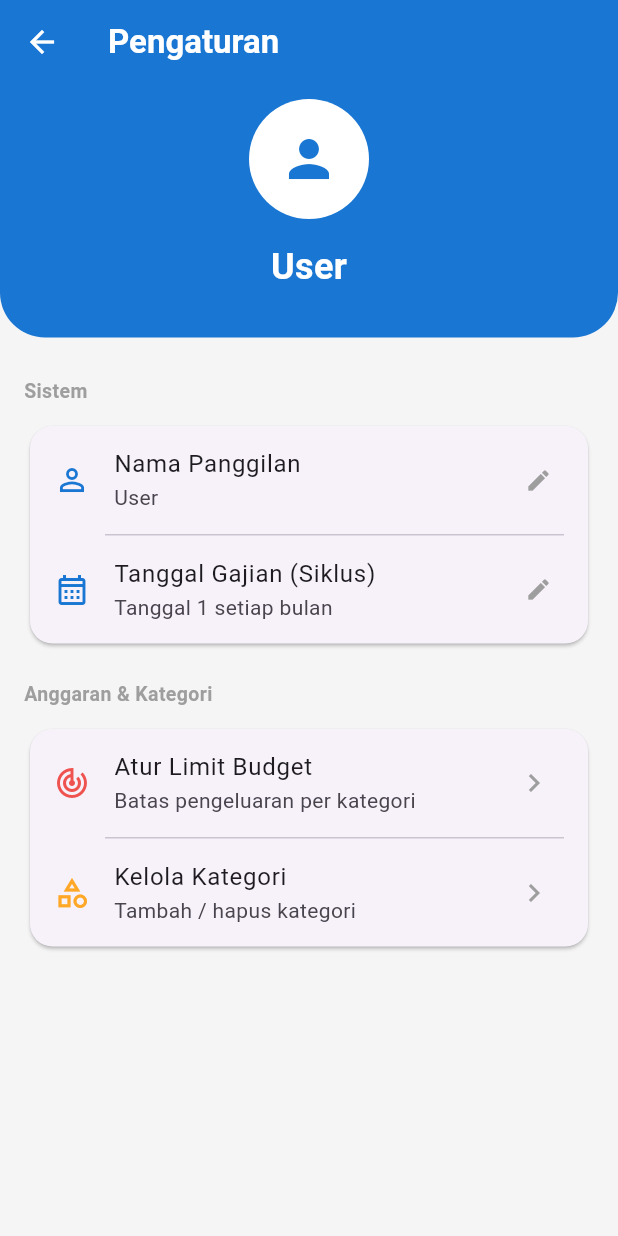
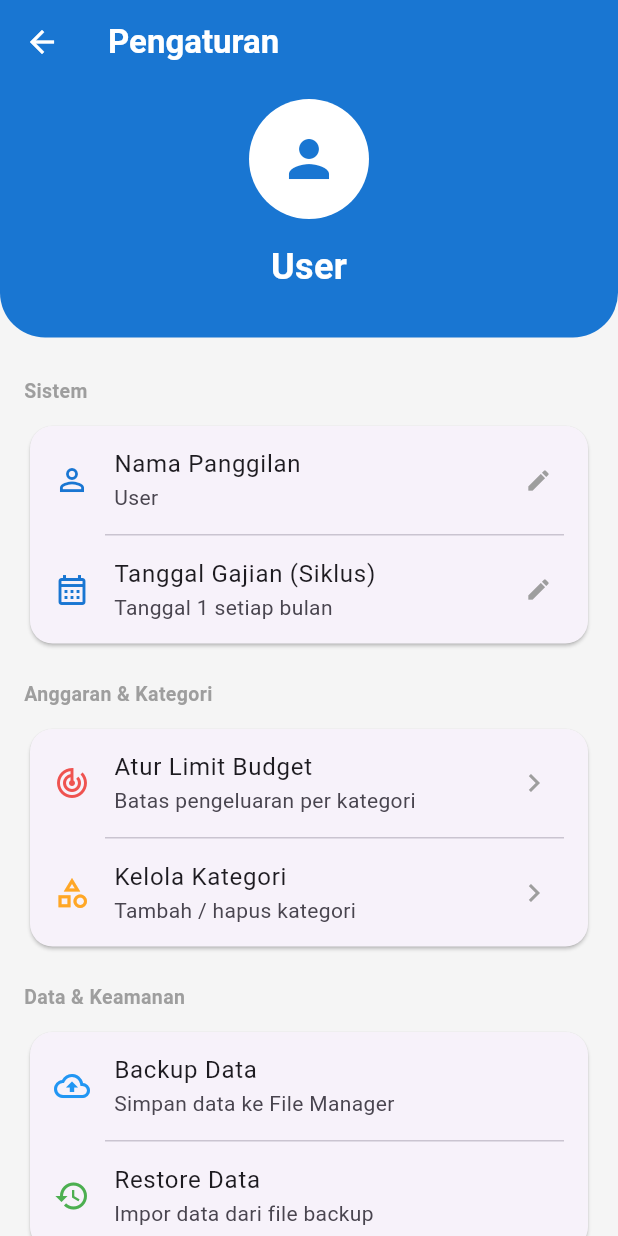
Before and after one commit to rafly28/flutter-budgeting, a Flutter app: the SettingsPage screen opened directly, on a phone screen of 412 x 824 dp. Run offline on Flutter 3.47's test engine with Material 3 defaults, Android fonts, the phone set to English and light mode, and no system bars; our stand-ins replace file_picker, flutter_local_notifications, hive, hive_flutter, share_plus, table_calendar and 1 more; accounts and stored records are empty.

Commit message:
Add notification, backup, and restore

```diff
--- a/lib/models/user_settings.dart
+++ b/lib/models/user_settings.dart
@@ -9,5 +9,11 @@ class UserSettings extends HiveObject {
   @HiveField(0)
   int payday; // Menyimpan tanggal gajian/tutup buku (contoh: 25)
 
-  UserSettings({required this.payday});
+  @HiveField(1, defaultValue: true)
+  bool isNotificationEnabled; // 👈 Tambahkan ini
+
+  UserSettings({
+    required this.payday,
+    this.isNotificationEnabled = true, // Default nyala
+  });
 }
--- a/lib/pages/settings_page.dart
+++ b/lib/pages/settings_page.dart
@@ -7,6 +7,8 @@ import '../controllers/category_controller.dart';
 import '../controllers/budget_controller.dart';
 import '../utils/currency_input_formatter.dart';
 import 'category_management_page.dart';
+import '../services/backup_service.dart';
+import '../services/notification_service.dart';
 
 class SettingsPage extends StatelessWidget {
   const SettingsPage({super.key});
@@ -189,6 +191,94 @@ class SettingsPage extends StatelessWidget {
                           ),
                         ),
                       ],
+                    ),
+                  ),
+                  const SizedBox(height: 20),
+                  const Text(
+                    "Data & Keamanan",
+                    style: TextStyle(
+                      color: Colors.grey,
+                      fontWeight: FontWeight.bold,
+                      fontSize: 13,
+                    ),
+                  ),
+                  const SizedBox(height: 10),
+                  Card(
+                    elevation: 1,
+                    shape: RoundedRectangleBorder(
+                      borderRadius: BorderRadius.circular(15),
+                    ),
+                    child: Column(
+                      children: [
+                        ListTile(
+                          leading: const Icon(
+                            Icons.backup_outlined,
+                            color: Colors.blue,
+                          ),
+                          title: const Text("Backup Data"),
+                          subtitle: const Text("Simpan data ke File Manager"),
+                          onTap: () => BackupService.exportBackup(context),
+                        ),
+                        const Divider(height: 1, indent: 50, endIndent: 16),
+                        ListTile(
+                          leading: const Icon(
+                            Icons.restore_outlined,
+                            color: Colors.green,
+                          ),
+                          title: const Text("Restore Data"),
+                          subtitle: const Text("Impor data dari file backup"),
+                          onTap: () async {
+                            bool success = await BackupService.importBackup();
+                            if (success) {
+                              ScaffoldMessenger.of(context).showSnackBar(
+                                const SnackBar(
+                                  content: Text(
+                                    "✅ Restore Berhasil! Restart aplikasi.",
+                                  ),
+                                ),
+                              );
+                            }
+                          },
+                        ),
+                      ],
+                    ),
+                  ),
+                  const SizedBox(height: 20),
+                  const Text(
+                    "Notifikasi",
+                    style: TextStyle(
+                      color: Colors.grey,
+                      fontWeight: FontWeight.bold,
+                      fontSize: 13,
+                    ),
+                  ),
+                  const SizedBox(height: 10),
+                  Card(
+                    elevation: 1,
+                    shape: RoundedRectangleBorder(
+                      borderRadius: BorderRadius.circular(15),
+                    ),
+                    child: SwitchListTile(
+                      secondary: Icon(
+                        userController.isNotificationEnabled
+                            ? Icons.notifications_active
+                            : Icons.notifications_off_outlined,
+                        color: userController.isNotificationEnabled
+                            ? Colors.blue.shade700
+                            : Colors.grey,
+                      ),
+                      title: const Text(
+                        "Pengingat Harian",
+                        style: TextStyle(fontWeight: FontWeight.bold),
+                      ),
+                      subtitle: const Text(
+                        "Ingatkan saya jam 20:00 jika belum catat transaksi hari ini",
+                      ),
+                      value: userController.isNotificationEnabled,
+                      activeColor: Colors.blue.shade700,
+                      onChanged: (bool value) {
+                        userController.toggleNotification(value);
+                      },
                     ),
                   ),
                 ],
--- a/pubspec.yaml
+++ b/pubspec.yaml
@@ -1,7 +1,7 @@
 name: aturduid
 description: "Buat atur duid aja sie!."
 publish_to: 'none'
-version: 0.2.1
+version: 0.2.2
 
 environment:
   sdk: ^3.9.2
```
Also changed, not shown: lib/controllers/expense_controller.dart (+7 -0 lines), lib/controllers/user_controller.dart (+24 -0 lines), lib/main.dart (+12 -1 lines), lib/services/backup_service.dart (+112 -43 lines), lib/services/notification_service.dart (+8 -2 lines), lib/models/user_settings.g.dart, 2 other files.
